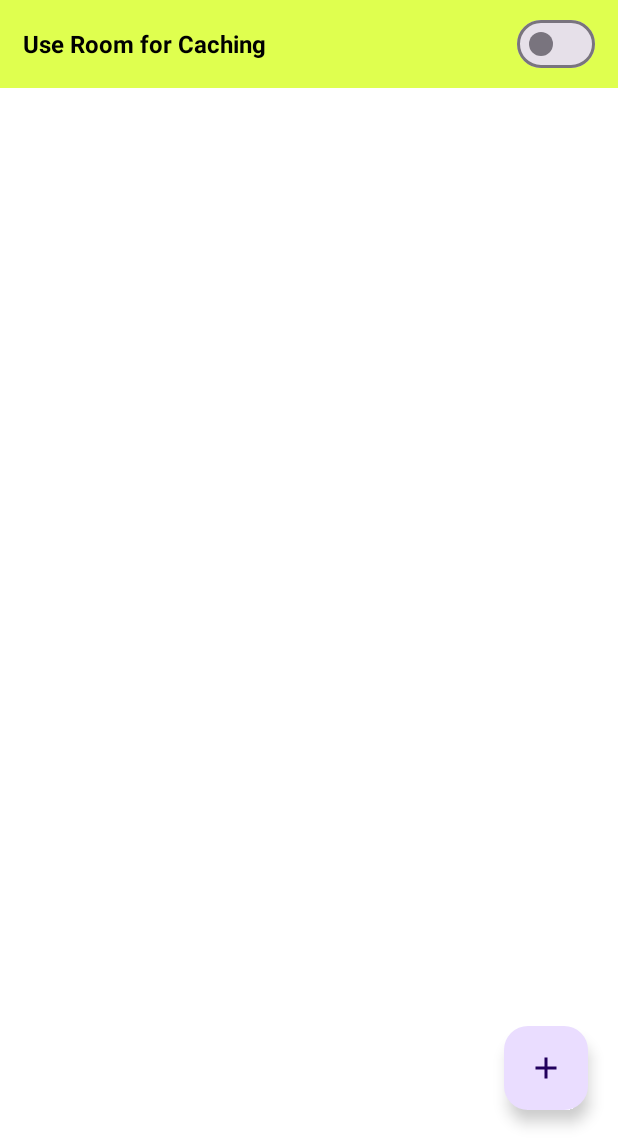
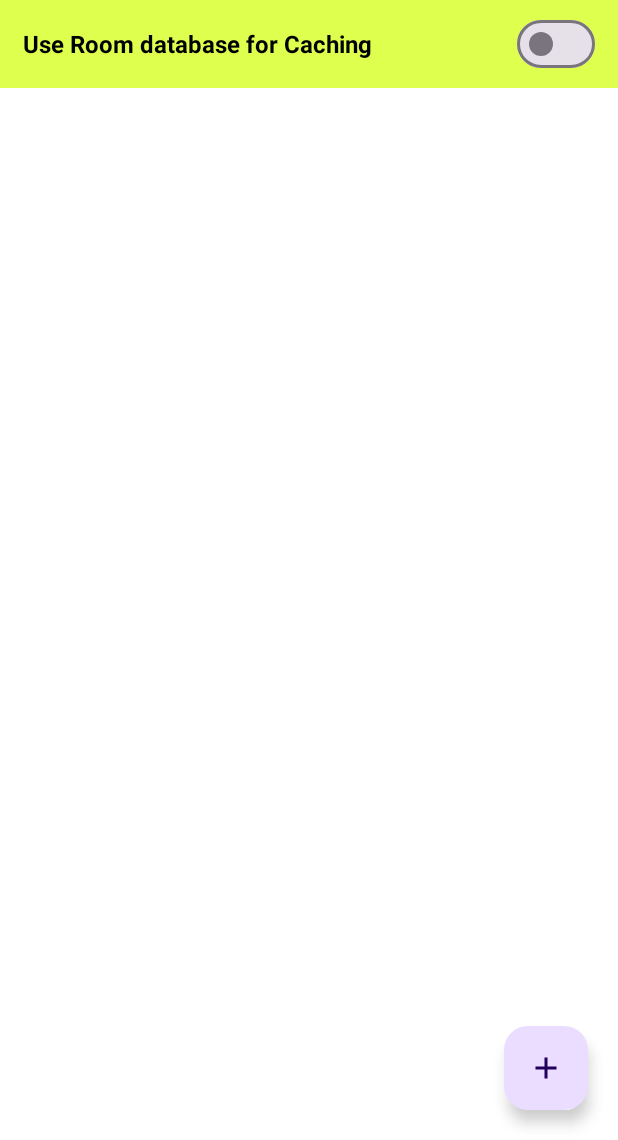
Before and after one commit to tizisdeepan/To-Do-List, an Android app: the screen it shows after launch (HomeActivity), on a phone screen of 412 x 824 dp, the part 96-1236 px from its top. Run offline under Robolectric (Android 15) with nearby library versions, the phone set to English and light mode, and no system bars; our stand-ins replace Dagger/Hilt's generated code, Room's generated code, paging.

Commit message:
Fixed a UI bug where you can click on parent fragment host from a child fragment

```diff
--- a/app/src/main/res/layout/activity_home.xml
+++ b/app/src/main/res/layout/activity_home.xml
@@ -3,7 +3,9 @@
     xmlns:app="http://schemas.android.com/apk/res-auto"
     android:layout_width="match_parent"
     android:layout_height="match_parent"
-    android:background="@color/colorBackground">
+    android:background="@color/colorBackground"
+    android:clickable="true"
+    android:focusable="true">
 
     <com.google.android.material.appbar.MaterialToolbar
         android:id="@+id/toolbar"
--- a/app/src/main/res/layout/dialog_please_wait.xml
+++ b/app/src/main/res/layout/dialog_please_wait.xml
@@ -5,6 +5,8 @@
     android:layout_alignParentTop="true"
     android:layout_margin="20dp"
     android:background="@drawable/dialog_rounded_bg"
+    android:clickable="true"
+    android:focusable="true"
     android:gravity="center"
     android:orientation="vertical"
     android:padding="25dp">
--- a/app/src/main/res/layout/fragment_task_create.xml
+++ b/app/src/main/res/layout/fragment_task_create.xml
@@ -3,7 +3,9 @@
     xmlns:app="http://schemas.android.com/apk/res-auto"
     android:layout_width="match_parent"
     android:layout_height="match_parent"
-    android:background="@color/colorBackground">
+    android:background="@color/colorBackground"
+    android:clickable="true"
+    android:focusable="true">
 
     <com.google.android.material.appbar.MaterialToolbar
         android:id="@+id/toolbar"
--- a/app/src/main/res/layout/fragment_task_details.xml
+++ b/app/src/main/res/layout/fragment_task_details.xml
@@ -4,7 +4,9 @@
     xmlns:tools="http://schemas.android.com/tools"
     android:layout_width="match_parent"
     android:layout_height="match_parent"
-    android:background="@color/colorBackground">
+    android:background="@color/colorBackground"
+    android:clickable="true"
+    android:focusable="true">
 
     <com.google.android.material.appbar.MaterialToolbar
         android:id="@+id/toolbar"
--- a/app/src/main/res/layout/fragment_task_list.xml
+++ b/app/src/main/res/layout/fragment_task_list.xml
@@ -4,7 +4,9 @@
     xmlns:tools="http://schemas.android.com/tools"
     android:layout_width="match_parent"
     android:layout_height="match_parent"
-    android:background="@color/colorBackground">
+    android:background="@color/colorBackground"
+    android:clickable="true"
+    android:focusable="true">
 
     <RelativeLayout
         android:id="@+id/configuration"
--- a/app/src/main/res/layout/item_task.xml
+++ b/app/src/main/res/layout/item_task.xml
@@ -6,6 +6,8 @@
     android:layout_width="match_parent"
     android:layout_height="wrap_content"
     android:background="@color/colorBackground"
+    android:clickable="true"
+    android:focusable="true"
     android:foreground="?android:attr/selectableItemBackground"
     android:paddingStart="15dp"
     android:paddingTop="10dp"
--- a/app/src/main/res/values/strings.xml
+++ b/app/src/main/res/values/strings.xml
@@ -9,11 +9,11 @@
     <string name="clear_all_entries">Clear all tasks</string>
     <string name="monitor_performance">Monitor Performance</string>
     <string name="please_wait">Please Wait</string>
-    <string name="use_room_for_caching">Use Room for Caching</string>
+    <string name="use_room_for_caching">Use Room database for Caching</string>
     <string name="go_to_top">Go to top</string>
     <string name="performance_monitoring_alert_title">Calculate DB Performance</string>
     <string name="performance_monitoring_alert_description">DB Performance monitoring is done over 10 iterations on heavy write, read and delete database operations. \n\nThis will take a while to complete, are you sure you want to proceed?</string>
-    <string name="performance_monitoring_alert_positive">Ok</string>
+    <string name="performance_monitoring_alert_positive">OK</string>
     <string name="performance_monitoring_alert_negative">Cancel</string>
     <string name="database_performance_analysis">Database Performance Analysis</string>
     <string name="room_database">Room Database</string>
```
Also changed, not shown: app/src/main/res/layout/dialog_performance_stats.xml (+7 -5 lines).
